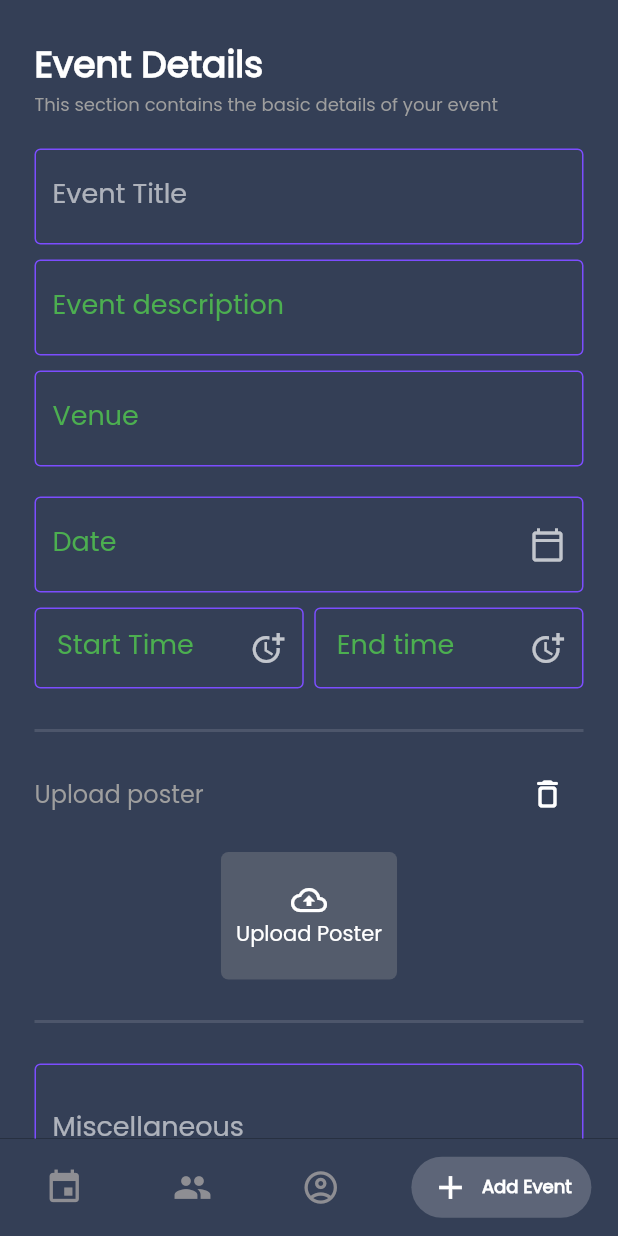
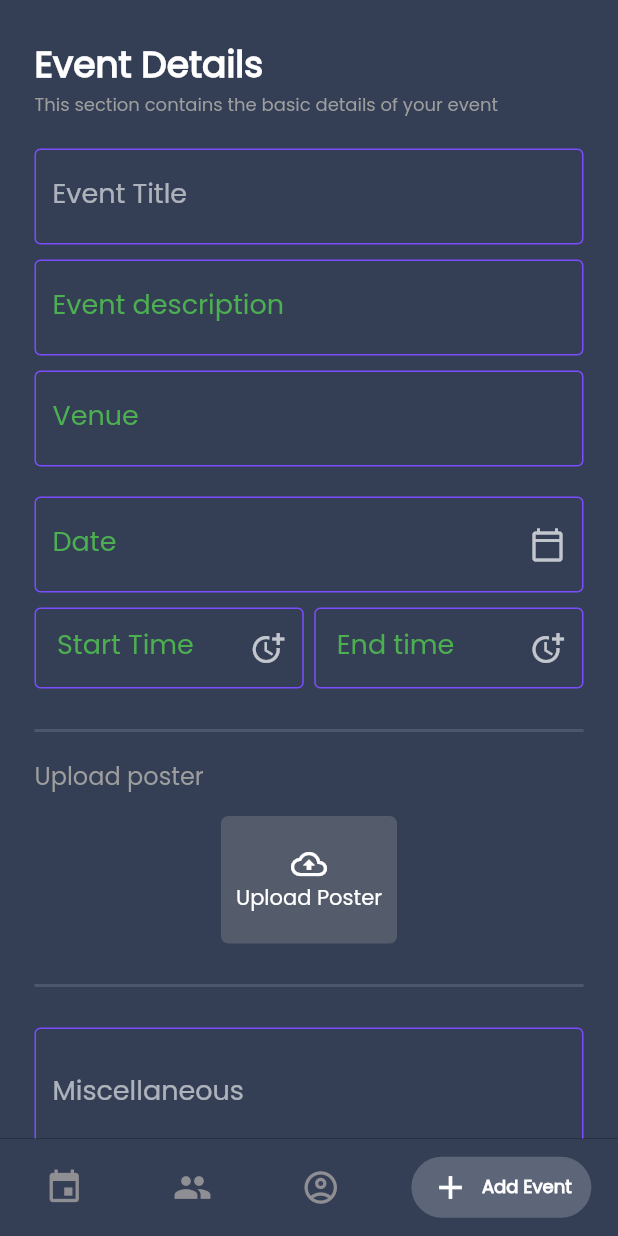
Before and after one commit to HellVolhard07/The-USS-App, a Flutter app: the screen it shows after launch, item 4 of the bottom bar chosen, on a phone screen of 412 x 824 dp. Run offline on Flutter 3.47's test engine with Material 2 defaults, Android fonts, the light colour scheme and no system bars; drawn by our look-alikes of persistent_bottom_nav_bar; our stand-ins replace cloud_firestore, firebase_auth, firebase_core, firebase_storage, flutter_toggle_tab, im_stepper and 1 more; accounts and stored records are empty.

Commit message:
fix image upload issue

```diff
--- a/lib/screens/addEvent.dart
+++ b/lib/screens/addEvent.dart
@@ -567,23 +567,23 @@ class _AddEventScreenState extends State<AddEventScreen> {
                         SizedBox(
                           height: 10.0,
                         ),
-                        Row(
-                          mainAxisAlignment: MainAxisAlignment.spaceBetween,
-                          children: [
-                            Text(
-                              "Upload poster",
-                              style: TextStyle(
-                                color: Colors.grey,
-                                fontSize: 16.0,
-                              ),
-                            ),
-                            //TODO: implement delete poster
-                            IconButton(
-                              icon: Icon(Icons.delete_outline_rounded),
-                              onPressed: () {},
-                            ),
-                          ],
-                        ),
+                        // Row(
+                        //   mainAxisAlignment: MainAxisAlignment.spaceBetween,
+                        //   children: [
+                        //     Text(
+                        //       "Upload poster",
+                        //       style: TextStyle(
+                        //         color: Colors.grey,
+                        //         fontSize: 16.0,
+                        //       ),
+                        //     ),
+                        //     //TODO: implement delete poster
+                        //     IconButton(
+                        //       icon: Icon(Icons.delete_outline_rounded),
+                        //       onPressed: () {},
+                        //     ),
+                        //   ],
+                        // ),
                         PosterUpload(_imagePicked),
                         Divider(
                           thickness: 2.0,
--- a/lib/widgets/poster_upload.dart
+++ b/lib/widgets/poster_upload.dart
@@ -34,7 +34,32 @@ class _PosterUploadState extends State<PosterUpload> {
   @override
   Widget build(BuildContext context) {
     // TODO: Image going when changing pages
-    return Row(
+    return Column(
+      children: [
+        Row(
+          mainAxisAlignment: MainAxisAlignment.spaceBetween,
+          children: [
+            Text(
+              "Upload poster",
+              style: TextStyle(
+                color: Colors.grey,
+                fontSize: 16.0,
+              ),
+            ),
+            //TODO: implement delete poster
+            _pickedImage != null
+                ? IconButton(
+                    icon: Icon(Icons.delete_outline_rounded),
+                    onPressed: () {
+                      setState(() {
+                        _pickedImage = null;
+                      });
+                    },
+                  )
+                : Container(),
+          ],
+        ),
+        Row(
           mainAxisAlignment: MainAxisAlignment.center,
           children: [
             _pickedImage != null
@@ -59,7 +84,8 @@ class _PosterUploadState extends State<PosterUpload> {
                     onTap: _getFromGallery,
                     child: Container(
                       margin: EdgeInsets.only(top: 15, bottom: 20),
-                  padding: EdgeInsets.symmetric(horizontal: 10, vertical: 20),
+                      padding:
+                          EdgeInsets.symmetric(horizontal: 10, vertical: 20),
                       decoration: BoxDecoration(
                           color: Colors.grey.withOpacity(0.3),
                           borderRadius: BorderRadius.circular(5)),
@@ -83,6 +109,8 @@ class _PosterUploadState extends State<PosterUpload> {
             //   label: Text("Upload Poster"),
             // ),
           ],
+        ),
+      ],
     );
   }
 }
```
Lines whose indentation alone changed are shown as unchanged.
